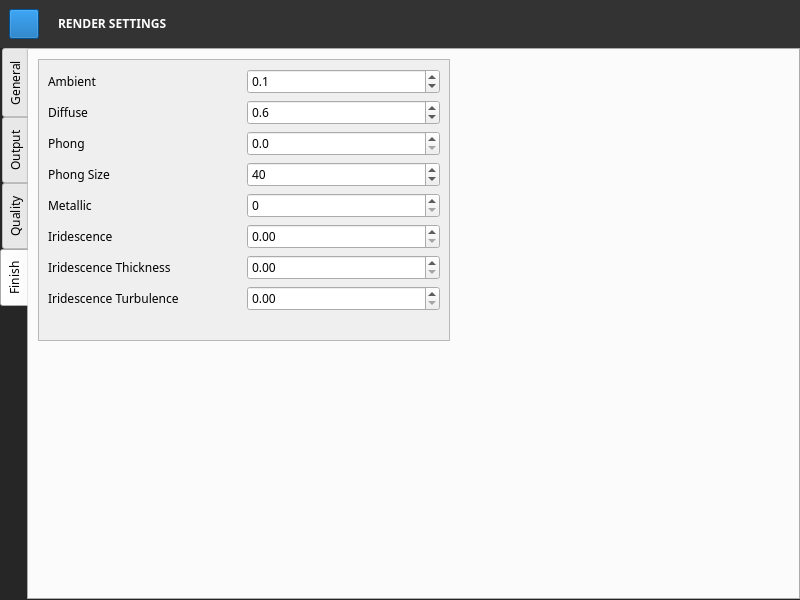
Above: QChromosome/rendersettings.ui from Michalaq/ChromosomeVisualizer before the change. Below: the same form after it.
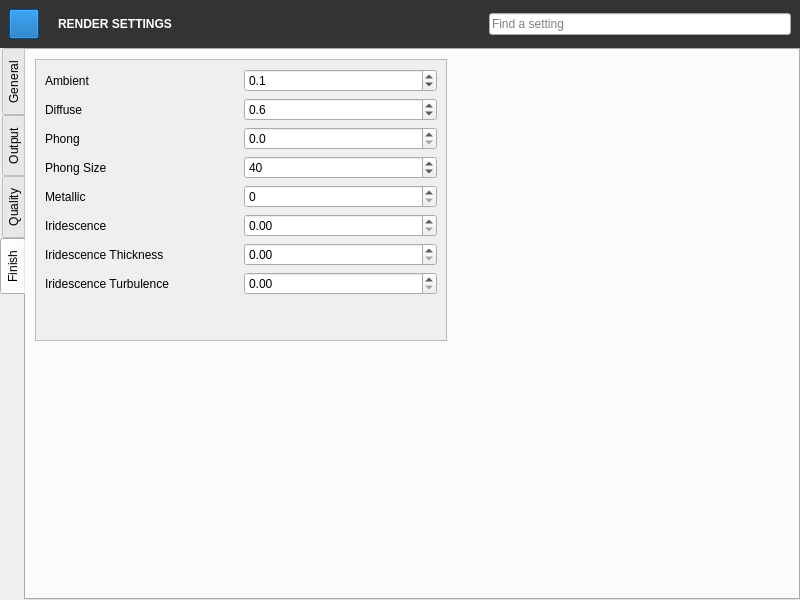
That is the form after the change. The open tabs and pages were chosen to show the change. Icons and pictures are not drawn. Custom widgets are drawn as their Qt base class.

Commit message: Adoped in Render Settings style of Main Window

What changed in the file:
```diff
--- a/QChromosome/rendersettings.ui
+++ b/QChromosome/rendersettings.ui
@@ -19,9 +19,261 @@
 }
 
 QWidget {
+	color: lightgrey;
 	font-family: Droid Sans;
 }
-</string>
+
+QTabWidget::pane {
+	background: #1a1a1a;
+	border: none;
+}
+
+QTabBar::tab {
+	background: none;
+	border: none;
+	margin: 0px;
+	color: lightgray;
+	width: 168px;
+	height: 48px;
+	padding-left: 12px;
+}
+
+QTabBar::tab:hover {
+	background: #333333;
+}
+
+QTabBar::tab:selected {
+	background: #214478;
+	color: white;
+}
+
+QPushButton {
+	background: #0044aa;
+	border: none;
+	width: 85px;
+	height: 27px;
+	color: white;
+	icon-size: 24px;
+}
+
+QPushButton:hover {
+	background: #0055d4;
+}
+
+QPushButton:pressed {
+	background: #003380;
+}
+
+MediaControl {
+	background: #b2b2b2;
+}
+
+MediaControl:hover {
+	background: white;
+}
+
+MediaControl:checked {
+	background: white;
+}
+
+QAbstractSpinBox {
+	background: #1a1a1a;
+	border: 1px solid #4d4d4d;
+	color: #4d4d4d;
+	min-height: 30px;
+	padding-left: 10px;
+	padding-right: 10px;
+}
+
+QAbstractSpinBox[focus=&quot;true&quot;] {
+	border-color: #808080;
+	color: #808080;
+}
+
+QAbstractSpinBox::up-button, QAbstractSpinBox::down-button {
+	border: none;
+}
+
+QAbstractSpinBox::up-arrow {
+	image: url(:/arrows/up);
+}
+
+QAbstractSpinBox::down-arrow {
+	image: url(:/arrows/down);
+}
+
+QScrollArea {
+	border: none;
+}
+
+QScrollArea::corner {
+	background: #1a1a1a;
+}
+
+QScrollArea &gt; QWidget &gt; QWidget {
+	background: #1a1a1a;
+}
+
+QScrollBar:vertical {
+	background: #262626;
+	border: none;
+	width: 12px;
+	margin-top: 12px;
+	margin-bottom: 12px;
+}
+
+QScrollBar::handle:vertical {
+	background: #4d4d4d;
+	width: 12px;
+	min-height: 20px;
+}
+
+QScrollBar::add-line:vertical {
+	border: none;
+	background: #262626;
+	height: 12px;
+	subcontrol-position: bottom;
+	subcontrol-origin: margin;
+}
+
+QScrollBar::sub-line:vertical {
+	border: none;
+	background: #262626;
+	height: 12px;
+	subcontrol-position: top;
+	subcontrol-origin: margin;
+}
+
+QScrollBar::up-arrow:vertical {
+	image: url(:/arrows/up);
+}
+
+QScrollBar::down-arrow:vertical {
+	image: url(:/arrows/down);
+}
+
+QScrollBar:horizontal {
+	background: #262626;
+	border: none;
+	height: 12px;
+	margin-left: 12px;
+	margin-right: 12px;
+}
+
+QScrollBar::handle:horizontal {
+	background: #4d4d4d;
+	height: 12px;
+	min-width: 20px;
+}
+
+QScrollBar::add-line:horizontal {
+	border: none;
+	background: #262626;
+	width: 12px;
+	subcontrol-position: right;
+	subcontrol-origin: margin;
+}
+
+QScrollBar::sub-line:horizontal {
+	border: none;
+	background: #262626;
+	width: 12px;
+	subcontrol-position: left;
+	subcontrol-origin: margin;
+}
+
+QScrollBar::left-arrow:horizontal {
+	image: url(:/arrows/left);
+}
+
+QScrollBar::right-arrow:horizontal {
+	image: url(:/arrows/right);
+}
+
+QScrollBar::handle:hover {
+	background: #666666;
+}
+
+QComboBox {
+	background: #1a1a1a;
+	border: 1px solid #4d4d4d;
+	color: #4d4d4d;
+	min-height: 30px;
+	padding-left: 10px;
+	padding-right: 10px;
+}
+
+QComboBox[focus=&quot;true&quot;] {
+	border-color: #808080;
+	color: #808080;
+}
+
+QComboBox::drop-down {
+	border: none;
+}
+
+QComboBox::down-arrow {
+	image: url(:/arrows/down);
+}
+
+QComboBox QAbstractItemView {
+	background: #1a1a1a;
+	border: 1px solid #4d4d4d;
+	color: #808080;
+}
+
+QComboBox QAbstractItemView::item {
+	border: none;
+	min-height: 30px;
+	padding-left: 7px;
+}
+
+QComboBox QAbstractItemView::item:selected {
+	background: #0044aa;
+}
+
+QCheckBox::indicator:unchecked {
+    image: url(:/checkbox/unchecked);
+}
+
+QCheckBox::indicator:checked {
+    image: url(:/checkbox/checked);
+}
+
+QLineEdit, QTextEdit {
+	background: #2d2d2d;
+	border: 1px solid #2d2d2d;
+	border-radius: 2px;
+	color: gray;
+	height: 28px;
+	selection-background-color: #0066ff;
+	padding-left: 10px;
+}
+
+QTextEdit {
+    padding-top: 3px;
+    padding-left: 8px;
+}
+
+QLineEdit[focus=&quot;true&quot;], QTextEdit[focus=&quot;true&quot;] {
+	border-color: #205375;
+	color: lightgray;
+}
+
+Label {
+	min-width: 125px;
+	min-height: 30px;
+    max-height: 30px;
+}
+
+.section {
+	font: bold;
+	color: #4080d0;
+}
+
+.label {
+	min-height: 30px;
+}</string>
   </property>
   <layout class="QVBoxLayout" name="verticalLayout">
    <property name="spacing">
@@ -112,54 +364,27 @@
         </property>
        </widget>
       </item>
+      <item>
+       <widget class="FileEdit" name="lineEdit_2">
+        <property name="sizePolicy">
+         <sizepolicy hsizetype="Fixed" vsizetype="Fixed">
+          <horstretch>0</horstretch>
+          <verstretch>0</verstretch>
+         </sizepolicy>
+        </property>
+        <property name="styleSheet">
+         <string notr="true">width: 300px;</string>
+        </property>
+        <property name="placeholderText">
+         <string>Find a setting</string>
+        </property>
+       </widget>
+      </item>
      </layout>
     </widget>
    </item>
    <item>
     <widget class="QTabWidget" name="TabWidget">
-     <property name="styleSheet">
-      <string notr="true">QTabBar {
-	background: #262626;
-}
-
-QTabBar::tab {
-	background: none;
-	border: none;
-	margin: 0px;
-	color: lightgray;
-	width: 180px;
-	height: 48px;
-	padding: 0 -12px 0 12px;
-}
-
-QTabBar::tab:hover {
-	background: #333333;
-}
-
-QTabBar::tab:selected {
-	background: #214478;
-	color: white;
-}
-
-QTabWidget::pane {
-	background: #1a1a1a;
-	border: none;
-}
-
-QLabel {
-	color: lightgray;
-	min-width: 120px;
-	min-height: 25px;
-}
-
-QScrollArea {
-	border: none;
-}
-
-QScrollArea &gt; QWidget &gt; QWidget {
-	background: #1a1a1a;
-}</string>
-     </property>
      <property name="tabPosition">
       <enum>QTabWidget::West</enum>
      </property>
@@ -673,8 +898,8 @@
          <rect>
           <x>0</x>
           <y>0</y>
-          <width>412</width>
-          <height>282</height>
+          <width>400</width>
+          <height>322</height>
          </rect>
         </property>
         <layout class="QGridLayout" name="gridLayout_6">
```
The commit also changes 1 other file.
